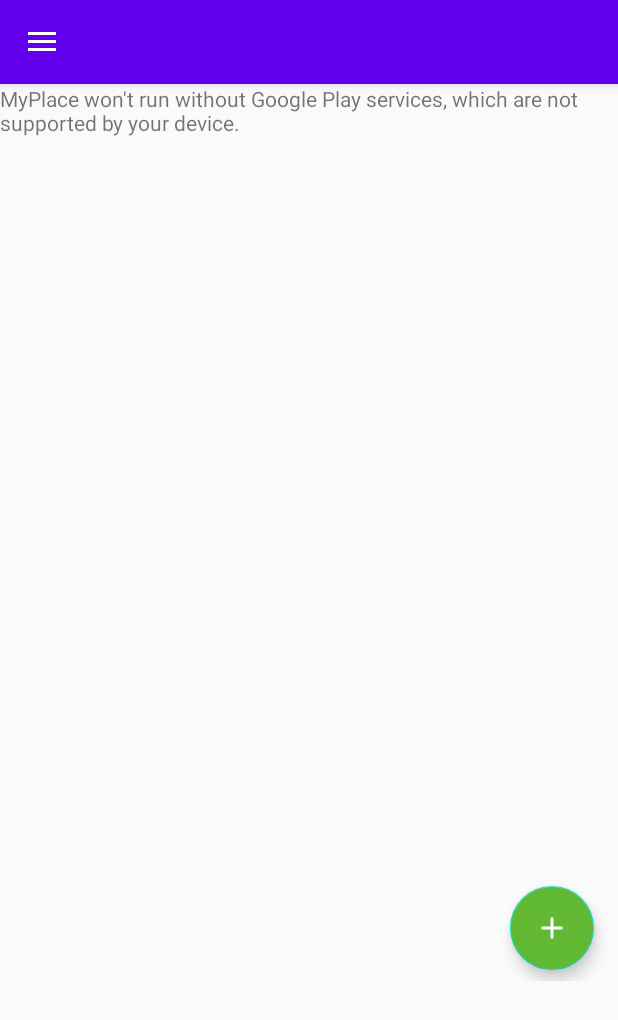
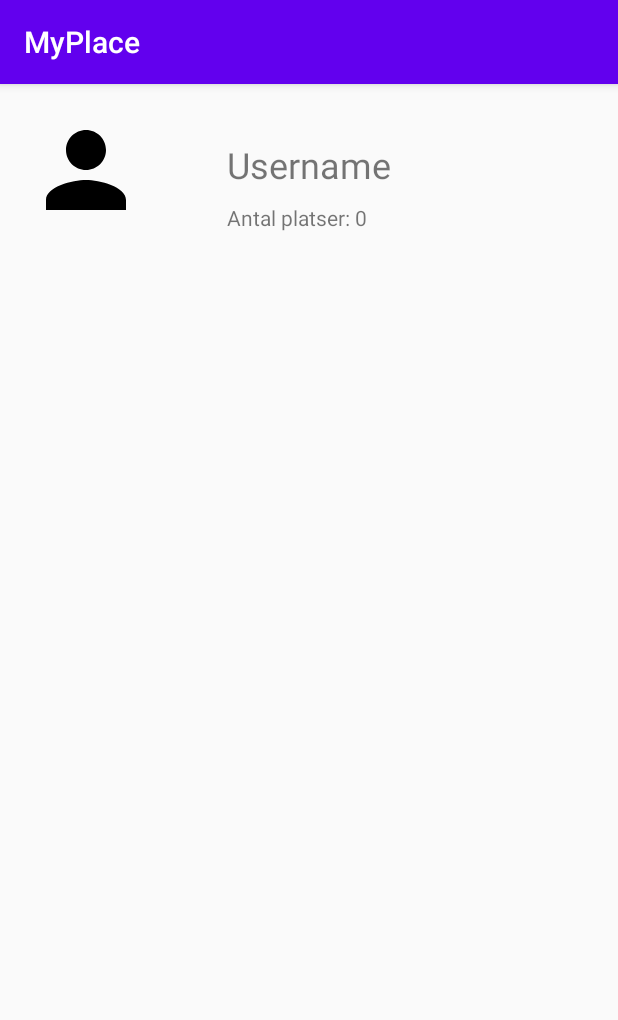
Before and after one commit to peter-szucs/MyPlace, an Android app: the MapsActivity screen opened directly, with no data from a screen before it, in the side drawer, after a tap on "Mina Platser", on a phone screen of 412 x 824 dp. Shown: the top 1020 px of the screen. Run offline under Robolectric (Android 15) with nearby library versions, the phone set to English and light mode, and no system bars; our stand-ins replace Firebase (no records; nobody signed in at launch, a user with empty details on screens opened directly), Picasso; libraries missing offline, so code that uses them is left out: jp.wasabeef.picasso; 7 statements that could not run were skipped.

Commit message:
places list

```diff
--- a/app/src/main/AndroidManifest.xml
+++ b/app/src/main/AndroidManifest.xml
@@ -16,7 +16,8 @@
         android:roundIcon="@mipmap/ic_launcher_round"
         android:supportsRtl="true"
         android:theme="@style/AppTheme">
-        <activity android:name=".ProfileActivity"></activity>
+        <activity android:name=".PlacesListActivity"></activity>
+        <activity android:name=".ProfileActivity" />
         <activity android:name=".FriendsListActivity" />
         <activity android:name=".AddNewPlace" />
         <activity android:name=".RegisterActivity" />
--- a/app/src/main/java/com/example/myplace/MapsActivity.kt
+++ b/app/src/main/java/com/example/myplace/MapsActivity.kt
@@ -60,6 +60,8 @@ class MapsActivity : AppCompatActivity(), OnMapReadyCallback, GoogleMap.OnMarker
 
     private lateinit var addPlaceButton: FloatingActionButton
 
+    private lateinit var userUid: String
+
     override fun onCreate(savedInstanceState: Bundle?) {
         super.onCreate(savedInstanceState)
         setContentView(R.layout.activity_maps)
@@ -109,6 +111,7 @@ class MapsActivity : AppCompatActivity(), OnMapReadyCallback, GoogleMap.OnMarker
     private fun setDrawerInfo() {
 //        var userInfo: User?
         val user = auth.currentUser ?: return
+        userUid = user.uid
         val ref = db.collection("users").document(user.uid)
         ref.get().addOnSuccessListener { documentSnapshot ->
             userInfo = documentSnapshot.toObject(User::class.java)
@@ -135,18 +138,6 @@ class MapsActivity : AppCompatActivity(), OnMapReadyCallback, GoogleMap.OnMarker
 
     }
 
-
-
-
-    /**
-     * Manipulates the map once available.
-     * This callback is triggered when the map is ready to be used.
-     * This is where we can add markers or lines, add listeners or move the camera. In this case,
-     * we just add a marker near Sydney, Australia.
-     * If Google Play services is not installed on the device, the user will be prompted to install
-     * it inside the SupportMapFragment. This method will only be triggered once the user has
-     * installed Google Play services and returned to the app.
-     */
     override fun onMapReady(googleMap: GoogleMap) {
         map = googleMap
 
@@ -215,7 +206,7 @@ class MapsActivity : AppCompatActivity(), OnMapReadyCallback, GoogleMap.OnMarker
                 for (document in snapshot.documents) {
                     val newPlace = document.toObject(Place::class.java)
                     if (newPlace != null) {
-                        println("!!! LatLng: ${newPlace.longitude}")
+//                        println("!!! LatLng: ${newPlace.longitude}")
                         places.add(newPlace)
                         val latLng = newPlace.longitude?.let {
                             newPlace.latitude?.let { it1 ->
@@ -304,7 +295,10 @@ class MapsActivity : AppCompatActivity(), OnMapReadyCallback, GoogleMap.OnMarker
 //                Toast.makeText(this, "Profile Clicked", Toast.LENGTH_SHORT).show()
             }
             R.id.nav_my_places -> {
-                Toast.makeText(this, "My Places Clicked", Toast.LENGTH_SHORT).show()
+                val intent = Intent(this, PlacesListActivity::class.java)
+                intent.putExtra("uid", userUid).putExtra("user", userInfo)
+                startActivity(intent)
+//                Toast.makeText(this, "My Places Clicked", Toast.LENGTH_SHORT).show()
             }
             R.id.nav_friends -> {
                 val intent = Intent(this, FriendsListActivity::class.java)
--- /dev/null
+++ b/app/src/main/java/com/example/myplace/PlacesListActivity.kt
@@ -0,0 +1,118 @@
+package com.example.myplace
+
+import android.os.Bundle
+import android.widget.ImageView
+import android.widget.TextView
+import androidx.appcompat.app.AppCompatActivity
+import androidx.recyclerview.widget.LinearLayoutManager
+import androidx.recyclerview.widget.RecyclerView
+import com.google.firebase.auth.FirebaseAuth
+import com.google.firebase.firestore.FirebaseFirestore
+import com.google.firebase.storage.FirebaseStorage
+import com.google.firebase.storage.StorageReference
+import com.squareup.picasso.Picasso
+import jp.wasabeef.picasso.transformations.CropCircleTransformation
+
+class PlacesListActivity : AppCompatActivity() {
+
+    private lateinit var auth: FirebaseAuth
+    private lateinit var db: FirebaseFirestore
+    private lateinit var storageRef: StorageReference
+
+    private lateinit var placeslistRecyclerView: RecyclerView
+
+    private lateinit var profileImage: ImageView
+    private lateinit var profileUsername: TextView
+    private lateinit var profileSharedPlaceAmount: TextView
+
+    private lateinit var places: MutableList<Place?>
+    private lateinit var uid: String
+    private lateinit var userInfo: User
+
+    override fun onCreate(savedInstanceState: Bundle?) {
+        super.onCreate(savedInstanceState)
+        setContentView(R.layout.activity_places_list)
+
+        val intentUid: String? = intent.getStringExtra("uid")
+        val intentUser: User = intent.getSerializableExtra("user") as User
+        userInfo = intentUser
+        if (intentUid != null) {
+            uid = intentUid
+        }
+
+        db = FirebaseFirestore.getInstance()
+        auth = FirebaseAuth.getInstance()
+        storageRef = FirebaseStorage.getInstance().reference.child("profileImages")
+
+        places = listOf<Place>().toMutableList()
+
+        placeslistRecyclerView = findViewById(R.id.placeslist_recycler_view)
+        placeslistRecyclerView.layoutManager = LinearLayoutManager(this)
+        placeslistRecyclerView.adapter = PlacesListAdapter(this, places)
+
+        profileImage = findViewById(R.id.profile_image_placelist)
+        profileUsername = findViewById(R.id.username_text_view_placelist)
+        profileSharedPlaceAmount = findViewById(R.id.shared_places_text_view_placelist)
+
+//        fetchUserInfo(intentUid)
+        fetchPlaces(uid)
+        setContent()
+    }
+
+    override fun onResume() {
+        super.onResume()
+        placeslistRecyclerView.adapter?.notifyDataSetChanged()
+    }
+
+    private fun fetchPlaces(uid: String) {
+        db.collection("users").document(uid).collection("places").get().addOnSuccessListener {
+            places = it.toObjects(Place::class.java)
+            println("!!! nr of places: ${places.size}")
+            for (place in places) {
+                println("!!! ${place?.title}")
+                placeslistRecyclerView.adapter?.notifyDataSetChanged()
+            }
+            val concatenatedSharedPlacesText = "Antal platser: ${places.size}"
+            profileSharedPlaceAmount.text = concatenatedSharedPlacesText
+            placeslistRecyclerView.adapter?.notifyDataSetChanged()
+        }
+    }
+
+    private fun setContent() {
+        Picasso.with(this)
+            .load(userInfo.imageUrl)
+            .resize(400, 400)
+            .centerInside()
+            .transform(CropCircleTransformation())
+            .into(profileImage)
+        profileUsername.text = userInfo.username
+
+//        val concatenatedSharedPlacesText = "${}"
+    }
+
+
+
+/*
+    private fun fetchUserInfo(intentUid: String?) {
+        uid = intentUid ?: auth.currentUser!!.uid
+        val dbRef = db.collection("users").document(uid)
+        dbRef.get().addOnSuccessListener {
+            val userInfo = it.toObject(User::class.java)
+            if (userInfo != null) {
+                Picasso.with(this)
+                    .load(userInfo.imageUrl)
+                    .resize(400, 400)
+                    .centerInside()
+                    .transform(CropCircleTransformation())
+                    .into(profileImage)
+                profileUsername.text = userInfo.username
+
+
+            } else {
+                println("!!! No user found")
+            }
+        }
+    }
+*/
+
+}
--- /dev/null
+++ b/app/src/main/java/com/example/myplace/PlacesListAdapter.kt
@@ -0,0 +1,33 @@
+package com.example.myplace
+
+import android.content.Context
+import android.view.LayoutInflater
+import android.view.View
+import android.view.ViewGroup
+import android.widget.TextView
+import androidx.recyclerview.widget.RecyclerView
+
+class PlacesListAdapter(private val context: Context, private val places: MutableList<Place?>) : RecyclerView.Adapter<PlacesListAdapter.ViewHolder>() {
+
+    private val inflater = LayoutInflater.from(context)
+
+    override fun onCreateViewHolder(
+        parent: ViewGroup,
+        viewType: Int
+    ): PlacesListAdapter.ViewHolder {
+        val itemView = inflater.inflate(R.layout.placeslist_list_item, parent, false)
+        return ViewHolder(itemView)
+    }
+
+    override fun getItemCount() = places.size
+
+    override fun onBindViewHolder(holder: PlacesListAdapter.ViewHolder, position: Int) {
+        val place = places[position]
+        holder.placeTitle.text = place?.title
+        println("!!! ADAPTER: ${places.size}")
+    }
+
+    inner class ViewHolder(itemView: View) : RecyclerView.ViewHolder(itemView) {
+        val placeTitle: TextView = itemView.findViewById(R.id.title_text_view_placeslist)
+    }
+}
--- a/app/src/main/java/com/example/myplace/User.kt
+++ b/app/src/main/java/com/example/myplace/User.kt
@@ -1,5 +1,7 @@
 package com.example.myplace
 
-data class User(var username: String? = null, var firstName: String? = null, var lastName: String? = null, var friendsList: MutableList<String>? = mutableListOf(), var imageUrl: String? = null) {
+import java.io.Serializable
+
+data class User(var username: String? = null, var firstName: String? = null, var lastName: String? = null, var friendsList: MutableList<String>? = mutableListOf(), var imageUrl: String? = null) : Serializable {
 
 }
--- /dev/null
+++ b/app/src/main/res/layout/activity_places_list.xml
@@ -0,0 +1,50 @@
+<?xml version="1.0" encoding="utf-8"?>
+<androidx.constraintlayout.widget.ConstraintLayout xmlns:android="http://schemas.android.com/apk/res/android"
+    xmlns:app="http://schemas.android.com/apk/res-auto"
+    xmlns:tools="http://schemas.android.com/tools"
+    android:layout_width="match_parent"
+    android:layout_height="match_parent"
+    tools:context=".PlacesListActivity">
+
+    <ImageView
+        android:id="@+id/profile_image_placelist"
+        android:layout_width="80dp"
+        android:layout_height="80dp"
+        android:layout_marginStart="17dp"
+        android:layout_marginTop="17dp"
+        app:layout_constraintStart_toStartOf="parent"
+        app:layout_constraintTop_toTopOf="parent"
+        app:srcCompat="@drawable/ic_profile" />
+
+    <TextView
+        android:id="@+id/username_text_view_placelist"
+        android:layout_width="wrap_content"
+        android:layout_height="wrap_content"
+        android:layout_marginStart="54dp"
+        android:layout_marginTop="37dp"
+        android:text="Username"
+        android:textSize="24sp"
+        app:layout_constraintStart_toEndOf="@+id/profile_image_placelist"
+        app:layout_constraintTop_toTopOf="parent" />
+
+    <TextView
+        android:id="@+id/shared_places_text_view_placelist"
+        android:layout_width="wrap_content"
+        android:layout_height="wrap_content"
+        android:layout_marginStart="54dp"
+        android:layout_marginTop="9dp"
+        android:text="Nr of places shared"
+        app:layout_constraintStart_toEndOf="@+id/profile_image_placelist"
+        app:layout_constraintTop_toBottomOf="@+id/username_text_view_placelist" />
+
+    <androidx.recyclerview.widget.RecyclerView
+        android:id="@+id/placeslist_recycler_view"
+        android:layout_width="410dp"
+        android:layout_height="618dp"
+        android:layout_marginTop="24dp"
+        app:layout_constraintBottom_toBottomOf="parent"
+        app:layout_constraintEnd_toEndOf="parent"
+        app:layout_constraintStart_toStartOf="parent"
+        app:layout_constraintTop_toBottomOf="@+id/profile_image_placelist"
+        tools:listitem="@layout/placeslist_list_item"/>
+</androidx.constraintlayout.widget.ConstraintLayout>
```
Also changed, not shown: app/src/main/java/com/example/myplace/FriendsListActivity.kt (+6 -2 lines), app/src/main/java/com/example/myplace/ProfileActivity.kt (+6 -1 lines), app/src/main/res/layout/placeslist_list_item.xml (added, +24 -0 lines).
